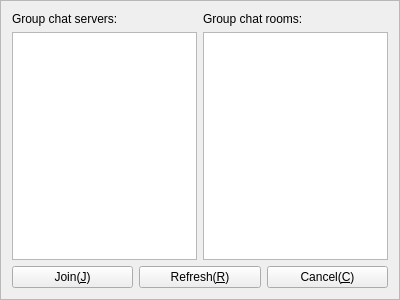
Old version of the form Widgets/FrmGroupChat/FrmGroupChatFind.ui in the repository KangLin/RabbitIm.
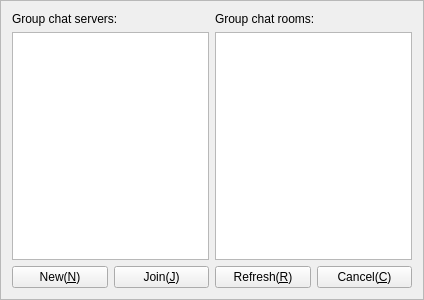
New version of the form. Icons and pictures are not drawn. Custom widgets are drawn as their Qt base class.

Diff of the .ui file:
```diff
--- a/Widgets/FrmGroupChat/FrmGroupChatFind.ui
+++ b/Widgets/FrmGroupChat/FrmGroupChatFind.ui
@@ -6,7 +6,7 @@
    <rect>
     <x>0</x>
     <y>0</y>
-    <width>400</width>
+    <width>424</width>
     <height>300</height>
    </rect>
   </property>
@@ -50,6 +50,13 @@
    </item>
    <item row="1" column="0" colspan="2">
     <layout class="QHBoxLayout" name="horizontalLayout">
+     <item>
+      <widget class="QPushButton" name="pbNew">
+       <property name="text">
+        <string>New(&amp;N)</string>
+       </property>
+      </widget>
+     </item>
      <item>
       <widget class="QPushButton" name="pbJoin">
        <property name="text">
```
